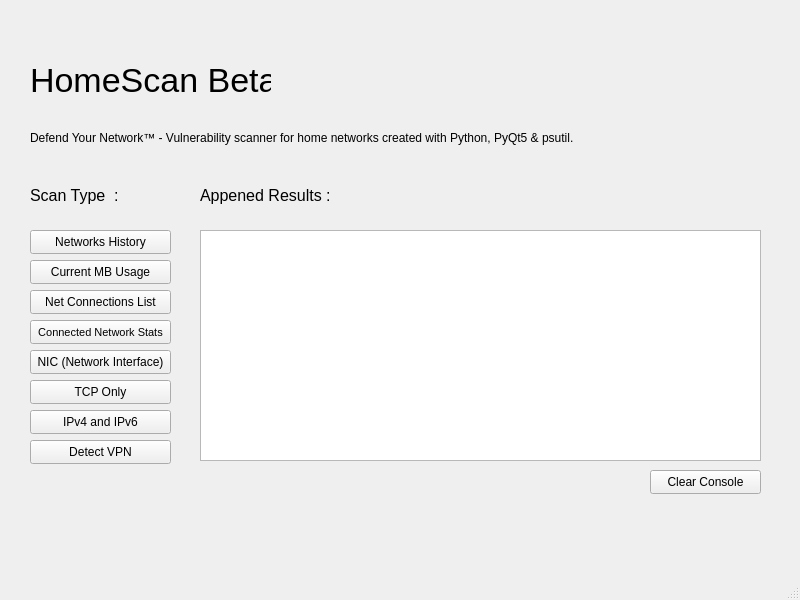
Before: the Qt Designer form HomeScanUi.ui in hunterjreid/HomeScan, drawn with Qt 5.
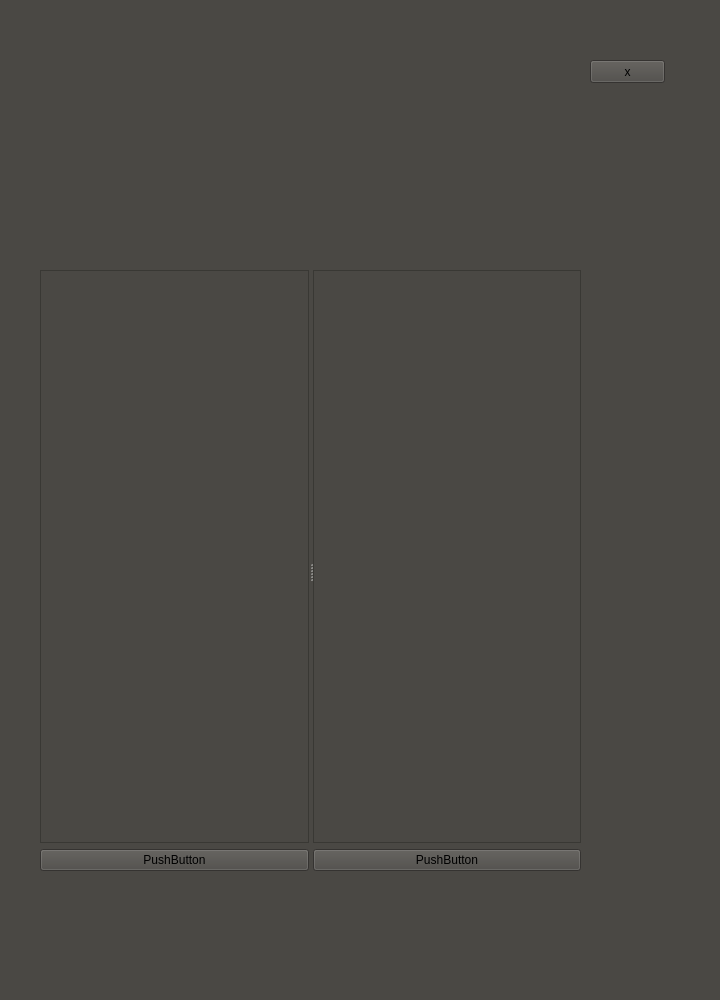
After: the same form once the commit is applied. Icons and pictures are not drawn.

Commit message: MainWindow is now frameless, among other changes

Patch:
```diff
--- a/HomeScanUi.ui
+++ b/HomeScanUi.ui
@@ -6,207 +6,99 @@
    <rect>
     <x>0</x>
     <y>0</y>
-    <width>800</width>
-    <height>600</height>
+    <width>720</width>
+    <height>1000</height>
    </rect>
   </property>
   <property name="windowTitle">
-   <string>HomeScan Beta</string>
+   <string>MainWindow</string>
+  </property>
+  <property name="styleSheet">
+   <string notr="true">background-color: rgb(74, 72, 68);</string>
   </property>
   <widget class="QWidget" name="centralwidget">
    <widget class="QLabel" name="label">
     <property name="geometry">
      <rect>
-      <x>30</x>
-      <y>50</y>
-      <width>241</width>
-      <height>61</height>
+      <x>100</x>
+      <y>60</y>
+      <width>401</width>
+      <height>71</height>
      </rect>
     </property>
     <property name="styleSheet">
-     <string notr="true">font-size:34px;</string>
+     <string notr="true">width: 300px;</string>
     </property>
     <property name="text">
-     <string>HomeScan Beta</string>
+     <string/>
     </property>
-   </widget>
-   <widget class="QLabel" name="label_2">
-    <property name="geometry">
-     <rect>
-      <x>30</x>
-      <y>180</y>
-      <width>151</width>
-      <height>31</height>
-     </rect>
+    <property name="pixmap">
+     <pixmap>../MicrosoftTeams-image (7).png</pixmap>
     </property>
-    <property name="styleSheet">
-     <string notr="true">font-size:16px;</string>
+    <property name="scaledContents">
+     <bool>true</bool>
     </property>
-    <property name="text">
-     <string>Scan Type  :</string>
+    <property name="wordWrap">
+     <bool>false</bool>
     </property>
    </widget>
    <widget class="QPushButton" name="pushButton">
     <property name="geometry">
      <rect>
-      <x>30</x>
-      <y>230</y>
-      <width>141</width>
-      <height>24</height>
+      <x>590</x>
+      <y>60</y>
+      <width>75</width>
+      <height>23</height>
      </rect>
     </property>
     <property name="text">
-     <string>Networks History</string>
+     <string>x</string>
     </property>
    </widget>
-   <widget class="QPushButton" name="pushButton_2">
+   <widget class="QSplitter" name="splitter">
     <property name="geometry">
      <rect>
-      <x>30</x>
-      <y>260</y>
-      <width>141</width>
-      <height>24</height>
+      <x>40</x>
+      <y>270</y>
+      <width>541</width>
+      <height>601</height>
      </rect>
     </property>
-    <property name="text">
-     <string>Current MB Usage</string>
+    <property name="orientation">
+     <enum>Qt::Horizontal</enum>
     </property>
-   </widget>
-   <widget class="QPushButton" name="pushButton_3">
-    <property name="geometry">
-     <rect>
-      <x>30</x>
-      <y>320</y>
-      <width>141</width>
-      <height>24</height>
-     </rect>
-    </property>
-    <property name="styleSheet">
-     <string notr="true">font-size:11px;</string>
-    </property>
-    <property name="text">
-     <string>Connected Network Stats</string>
-    </property>
-   </widget>
-   <widget class="QPushButton" name="pushButton_4">
-    <property name="geometry">
-     <rect>
-      <x>30</x>
-      <y>290</y>
-      <width>141</width>
-      <height>24</height>
-     </rect>
-    </property>
-    <property name="text">
-     <string>Net Connections List</string>
-    </property>
-   </widget>
-   <widget class="QPushButton" name="pushButton_5">
-    <property name="geometry">
-     <rect>
-      <x>30</x>
-      <y>410</y>
-      <width>141</width>
-      <height>24</height>
-     </rect>
-    </property>
-    <property name="text">
-     <string>IPv4 and IPv6</string>
-    </property>
-   </widget>
-   <widget class="QPushButton" name="pushButton_6">
-    <property name="geometry">
-     <rect>
-      <x>30</x>
-      <y>380</y>
-      <width>141</width>
-      <height>24</height>
-     </rect>
-    </property>
-    <property name="text">
-     <string>TCP Only</string>
-    </property>
-   </widget>
-   <widget class="QPushButton" name="pushButton_7">
-    <property name="geometry">
-     <rect>
-      <x>30</x>
-      <y>440</y>
-      <width>141</width>
-      <height>24</height>
-     </rect>
-    </property>
-    <property name="text">
-     <string>Detect VPN</string>
-    </property>
-   </widget>
-   <widget class="QPushButton" name="pushButton_8">
-    <property name="geometry">
-     <rect>
-      <x>30</x>
-      <y>350</y>
-      <width>141</width>
-      <height>24</height>
-     </rect>
-    </property>
-    <property name="styleSheet">
-     <string notr="true"/>
-    </property>
-    <property name="text">
-     <string>NIC (Network Interface)</string>
-    </property>
-   </widget>
-   <widget class="QTextEdit" name="textEdit">
-    <property name="geometry">
-     <rect>
-      <x>200</x>
-      <y>230</y>
-      <width>561</width>
-      <height>231</height>
-     </rect>
-    </property>
-   </widget>
-   <widget class="QLabel" name="label_3">
-    <property name="geometry">
-     <rect>
-      <x>200</x>
-      <y>180</y>
-      <width>181</width>
-      <height>31</height>
-     </rect>
-    </property>
-    <property name="styleSheet">
-     <string notr="true">font-size:16px;</string>
-    </property>
-    <property name="text">
-     <string>Appened Results :</string>
-    </property>
-   </widget>
-   <widget class="QLabel" name="label_4">
-    <property name="geometry">
-     <rect>
-      <x>30</x>
-      <y>130</y>
-      <width>691</width>
-      <height>16</height>
-     </rect>
-    </property>
-    <property name="text">
-     <string>Defend Your Network™ - Vulnerability scanner for home networks created with Python, PyQt5 &amp; psutil.</string>
-    </property>
-   </widget>
-   <widget class="QPushButton" name="pushButton_9">
-    <property name="geometry">
-     <rect>
-      <x>650</x>
-      <y>470</y>
-      <width>111</width>
-      <height>24</height>
-     </rect>
-    </property>
-    <property name="text">
-     <string>Clear Console</string>
-    </property>
+    <widget class="QWidget" name="layoutWidget">
+     <layout class="QVBoxLayout" name="verticalLayout_2">
+      <item>
+       <widget class="QTextEdit" name="textEdit">
+        <property name="styleSheet">
+         <string notr="true">font-size:12px;</string>
+        </property>
+       </widget>
+      </item>
+      <item>
+       <widget class="QPushButton" name="pushButton_3">
+        <property name="text">
+         <string>PushButton</string>
+        </property>
+       </widget>
+      </item>
+     </layout>
+    </widget>
+    <widget class="QWidget" name="layoutWidget">
+     <layout class="QVBoxLayout" name="verticalLayout">
+      <item>
+       <widget class="QTextEdit" name="textEdit_2"/>
+      </item>
+      <item>
+       <widget class="QPushButton" name="pushButton_2">
+        <property name="text">
+         <string>PushButton</string>
+        </property>
+       </widget>
+      </item>
+     </layout>
+    </widget>
    </widget>
   </widget>
   <widget class="QMenuBar" name="menubar">
```
Left out of the diff: 2 changed lines with no effect on the pictures. The commit also changes 2 other files.
